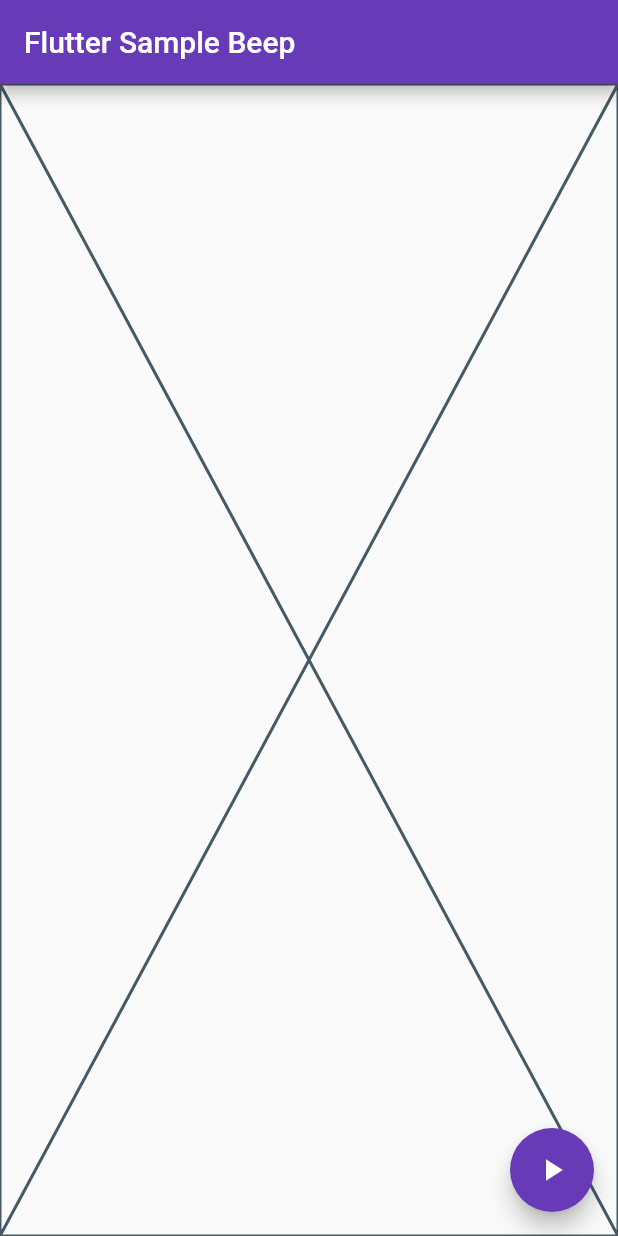
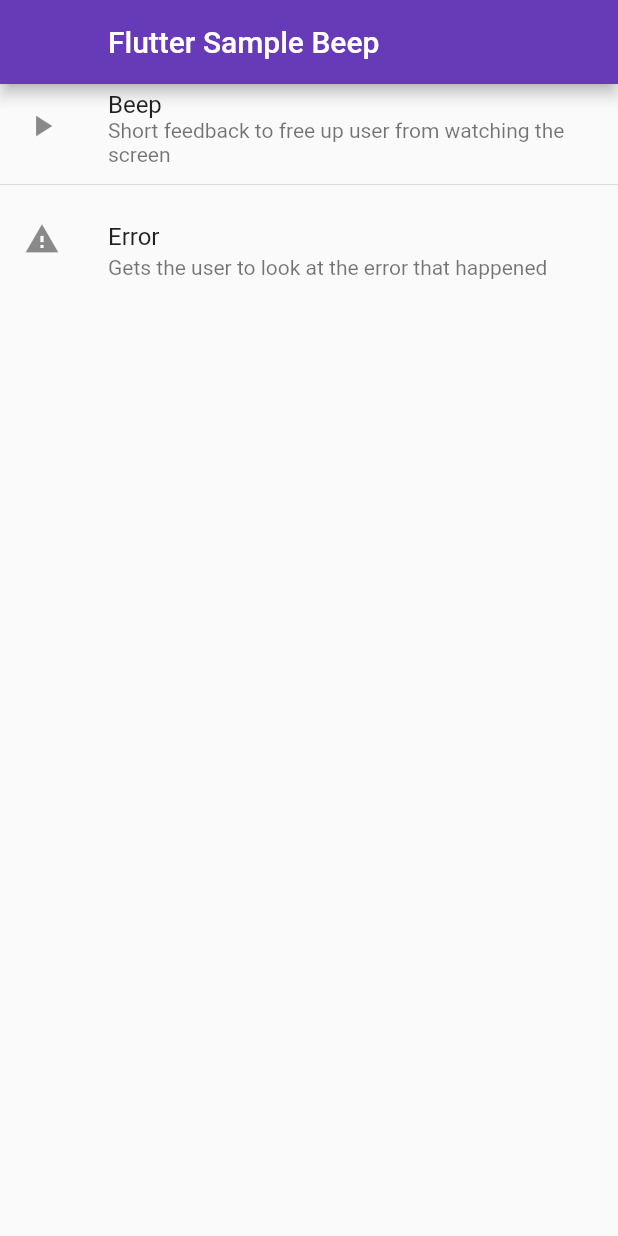
Before and after one commit to wigy-opensource-developer/flutter-sample-beep, a Flutter app: the screen it shows after launch, on a phone screen of 412 x 824 dp. Run offline on Flutter 3.47's test engine with Material 2 defaults, Android fonts, the phone set to English and light mode, and no system bars; missing offline and left inert: flutter_sound.

Commit message:
Added a second sound and a visual feedback

```diff
--- a/lib/main.dart
+++ b/lib/main.dart
@@ -23,30 +23,56 @@
   _MyHomePageState createState() => _MyHomePageState();
 }
 
+abstract class Sounds {
+  static final beep = 'assets/scanner_beep.mp3';
+  static final error = 'assets/network_error.mp3';
+}
+
 class _MyHomePageState extends State<MyHomePage> {
+  final _flutterSound = new FlutterSound();
+  bool _isPlaying = false;
+
   @override
   Widget build(BuildContext context) {
     return Scaffold(
       appBar: AppBar(
+        automaticallyImplyLeading: true,
+        leading: Opacity(
+          opacity: _isPlaying ? 1 : 0,
+          child: Icon(Icons.surround_sound),
+        ),
         title: Text('Flutter Sample Beep'),
       ),
-      body: Placeholder(),
-      floatingActionButton: FloatingActionButton(
-        onPressed: () => _playBeep(context),
-        tooltip: 'Beep',
-        child: Icon(Icons.play_arrow),
+      body: ListView(
+        children: <Widget>[
+          ListTile(
+            leading: Icon(Icons.play_arrow),
+            title: Text('Beep'),
+            subtitle: Text('Short feedback to free up user from watching the screen'),
+            onTap: () => _play(context, Sounds.beep),
+          ),
+          Divider(),
+          ListTile(
+            leading: Icon(Icons.warning),
+            title: Text('Error'),
+            subtitle: Text('Gets the user to look at the error that happened'),
+            onTap: () => _play(context, Sounds.error),
+          ),
+        ],
       ),
     );
   }
 
-  Future<void> _playBeep(BuildContext context) async {
+  Future<void> _play(BuildContext context, String path) async {
     final beep =
-        await DefaultAssetBundle.of(context).load('assets/scanner_beep.mp3');
-    final flutterSound = new FlutterSound();
+        await DefaultAssetBundle.of(context).load(path);
     final playback = new Completer.sync();
-    await flutterSound.startPlayerFromBuffer(beep.buffer.asUint8List(),
+    setState(() {
+      _isPlaying = true;
+    });
+    await _flutterSound.startPlayerFromBuffer(beep.buffer.asUint8List(),
         codec: t_CODEC.CODEC_MP3);
-    final subscription = flutterSound.onPlayerStateChanged.listen((event) {
+    var subscription = _flutterSound.onPlayerStateChanged.listen((event) {
       if (event == null) {
         return;
       }
@@ -55,6 +81,14 @@
       }
     });
     await playback.future;
+    setState(() {
+      _isPlaying = false;
+    });
     subscription.cancel();
   }
+
+  @override
+  void dispose() {
+    super.dispose();
+  }
 }
--- a/pubspec.yaml
+++ b/pubspec.yaml
@@ -43,6 +43,7 @@
 
   # To add assets to your application, add an assets section, like this:
   assets:
+    - assets/network_error.mp3
     - assets/scanner_beep.mp3
 
   # An image asset can refer to one or more resolution-specific "variants", see
```
Also changed, not shown: 3 other files.
